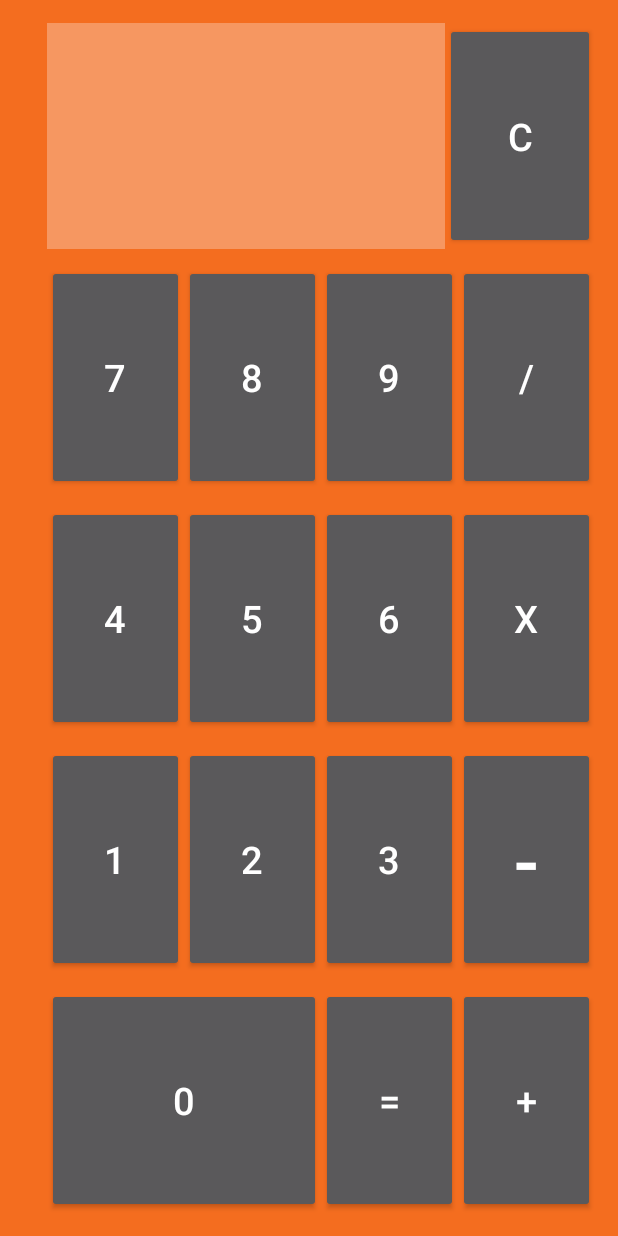
After one commit to nieabkung/Calculate, an Android app: the layout fragment_calculate.xml on its own in the app's theme, with its tools: preview values and no code run, on a phone screen of 412 x 824 dp. The commit adds this screen. Run offline under Robolectric (Android 15) with nearby library versions, the phone set to English and light mode, and no system bars.

Commit message:
Step 1 ok

```diff
--- a/app/src/main/java/MainFragment.java
+++ /dev/null
@@ -1,36 +0,0 @@
-import android.app.Fragment;
-import android.os.Bundle;
-import android.support.annotation.Nullable;
-import android.support.v7.widget.Toolbar;
-import android.view.LayoutInflater;
-import android.view.View;
-import android.view.ViewGroup;
-
-import th.in.androidthai.calculatekasidet.MainActivity;
-import th.in.androidthai.calculatekasidet.R;
-
-public class MainFragment extends Fragment {
-
-
-    @Override
-    public void onActivityCreated(@Nullable Bundle savedInstanceState) {
-        super.onActivityCreated(savedInstanceState);
-
-      //  Create toolbar
-
-        createToolbar();
-    }
-
-    private void createToolbar() {
-
-        Toolbar toolbar = getView().findViewById(R.id.toolbarMain);
-        ((MainActivity)getActivity()).setSupportActionBar(toolbar);
-    }
-
-    @Nullable
-    @Override
-    public View onCreateView(LayoutInflater inflater, @Nullable ViewGroup container, Bundle savedInstanceState) {
-        View view = inflater.inflate(R.layout.fragment_main.,  container, false);
-        return view;
-    }
-}
--- a/app/src/main/java/th/in/androidthai/calculatekasidet/MainActivity.java
+++ b/app/src/main/java/th/in/androidthai/calculatekasidet/MainActivity.java
@@ -2,8 +2,11 @@ package th.in.androidthai.calculatekasidet;
 
 import android.support.v7.app.AppCompatActivity;
 import android.os.Bundle;
+import android.view.View;
 
-public class MainActivity extends AppCompatActivity {
+import th.in.androidthai.calculatekasidet.MainFrag.MainFragment;
+
+public class MainActivity extends AppCompatActivity implements View.OnClickListener {
 
     @Override
     protected void onCreate(Bundle savedInstanceState) {
@@ -19,4 +22,9 @@ public class MainActivity extends AppCompatActivity {
 
 
     }   //main class
+
+    @Override
+    public void onClick(View view) {
+
+    }
 }   // main class
--- /dev/null
+++ b/app/src/main/java/th/in/androidthai/calculatekasidet/MainFrag/MainFragment.java
@@ -0,0 +1,78 @@
+package th.in.androidthai.calculatekasidet.MainFrag;
+
+import android.app.Fragment;
+import android.os.Bundle;
+import android.support.annotation.Nullable;
+import android.support.v7.widget.Toolbar;
+import android.view.LayoutInflater;
+import android.view.View;
+import android.view.ViewGroup;
+import android.widget.Button;
+import android.widget.TextView;
+
+import th.in.androidthai.calculatekasidet.MainActivity;
+import th.in.androidthai.calculatekasidet.R;
+
+
+public class MainFragment extends Fragment {
+
+
+    @Override
+    public void onActivityCreated(@Nullable Bundle savedInstanceState) {
+        super.onActivityCreated(savedInstanceState);
+
+      //  Create toolbar
+
+        createToolbar();
+
+//        ShowName Controller
+
+        showNameController();
+
+//        calculate controller
+
+        calculateController();
+
+
+    }
+
+    private void calculateController() {
+
+        Button button = getView().findViewById(R.id.btnCalCuLate);
+        button.setOnClickListener(new View.OnClickListener() {
+
+            @Override
+            public void onClick(View view) {
+
+
+            }
+        });
+
+    }
+
+    private void showNameController() {
+        Button button = getView().findViewById(R.id.btnShowName);
+        button.setOnClickListener(new View.OnClickListener() {
+            @Override
+            public void onClick(View view) {
+
+                TextView textView = getView().findViewById(R.id.txtShowName);
+                textView.setText("I'm Father");
+
+            }
+        });
+    }
+
+    private void createToolbar() {
+
+        Toolbar toolbar = getView().findViewById(R.id.toolbarMain);
+        ((MainActivity)getActivity()).setSupportActionBar(toolbar);
+    }
+
+    @Nullable
+    @Override
+    public View onCreateView(LayoutInflater inflater, @Nullable ViewGroup container, Bundle savedInstanceState) {
+        View view = inflater.inflate(R.layout.fragment_main,  container, false);
+        return view;
+    }
+}
--- a/app/src/main/res/layout/activity_main.xml
+++ b/app/src/main/res/layout/activity_main.xml
@@ -6,10 +6,24 @@
     android:layout_height="match_parent"
     tools:context="th.in.androidthai.calculatekasidet.MainActivity">
 
+    // wallpaper
+    <ImageView
+        android:scaleType="centerCrop"
+        android:src="@drawable/bg2"
+        android:layout_width="match_parent"
+        android:layout_height="match_parent">
+
+    </ImageView>
+
+
     //== content of fragment
     <FrameLayout
         android:id="@+id/ContentMainFragment"
         android:layout_width="match_parent"
-        android:layout_height="match_parent"></FrameLayout>
+        android:layout_height="match_parent">
+
+
+    </FrameLayout>
+
 
 </android.support.constraint.ConstraintLayout>
--- /dev/null
+++ b/app/src/main/res/layout/fragment_calculate.xml
@@ -0,0 +1,246 @@
+<?xml version="1.0" encoding="utf-8"?>
+<layout xmlns:android="http://schemas.android.com/apk/res/android">
+
+<!--toolbar-->
+
+    <android.support.v7.widget.Toolbar
+        android:id="@+id/toolbarMain"
+        android:layout_width="match_parent"
+        android:layout_height="match_parent"
+        android:background="#e7f45f09"
+        android:theme="@style/ThemeOverlay.AppCompat.Dark.ActionBar" >
+
+
+        <!--content-->
+
+        <LinearLayout
+            android:padding="10dp"
+            android:orientation="vertical"
+            android:layout_width="match_parent"
+            android:layout_height="match_parent">
+
+            <!--Low1    -->
+            <LinearLayout
+                android:layout_weight="1"
+                android:padding="5dp"
+                android:orientation="horizontal"
+                android:layout_width="match_parent"
+                android:layout_height="match_parent">
+
+                <TextView
+                    android:background="#4df7f7f7"
+                    android:id="@+id/txtDisplay"
+                    android:textColor="#000"
+                    android:paddingRight="16dp"
+                    android:gravity="end"
+                    android:layout_weight="8"
+                    android:textStyle="bold"
+                    android:textSize="50dp"
+                    android:layout_width="0dp"
+                    android:layout_height="match_parent" />
+
+                <Button
+                    android:id="@+id/btnC"
+                    android:layout_weight="3"
+                    android:textSize="25dp"
+                    android:text="C"
+                    android:layout_width="0dp"
+                    android:layout_height="match_parent" />
+
+
+            </LinearLayout>
+
+            <!--Low2    -->
+            <LinearLayout
+                android:layout_weight="1"
+                android:padding="5dp"
+                android:orientation="horizontal"
+                android:layout_width="match_parent"
+                android:layout_height="match_parent">
+
+            <Button
+                android:id="@+id/btn7"
+                android:layout_weight="1"
+                android:textSize="25dp"
+                android:text="7"
+                android:layout_width="0dp"
+                android:layout_height="match_parent" />
+
+            <Button
+                android:id="@+id/btn8"
+                android:layout_weight="1"
+                android:textSize="25dp"
+                android:text="8"
+                android:layout_width="0dp"
+                android:layout_height="match_parent" />
+
+            <Button
+                android:id="@+id/btn9"
+                android:layout_weight="1"
+                android:textSize="25dp"
+                android:text="9"
+                android:layout_width="0dp"
+                android:layout_height="match_parent" />
+
+             <Button
+                 android:id="@+id/btnDevice"
+                 android:layout_weight="1"
+                 android:textSize="25dp"
+                 android:text="/"
+                 android:layout_width="0dp"
+                 android:layout_height="match_parent" />
+
+
+            </LinearLayout>
+
+            <!--Low3    -->
+            <LinearLayout
+                android:layout_weight="1"
+                android:padding="5dp"
+                android:orientation="horizontal"
+                android:layout_width="match_parent"
+                android:layout_height="match_parent">
+
+             <Button
+                 android:id="@+id/btn4"
+                 android:layout_weight="1"
+                 android:textSize="25dp"
+                 android:text="4"
+                 android:layout_width="0dp"
+                 android:layout_height="match_parent" />
+
+                <Button
+                    android:id="@+id/btn5"
+                    android:layout_weight="1"
+                    android:textSize="25dp"
+                    android:text="5"
+                    android:layout_width="0dp"
+                    android:layout_height="match_parent" />
+
+                <Button
+                    android:id="@+id/btn6"
+                    android:layout_weight="1"
+                    android:textSize="25dp"
+                    android:text="6"
+                    android:layout_width="0dp"
+                    android:layout_height="match_parent" />
+
+                <Button
+                    android:id="@+id/btnMultiply"
+                    android:layout_weight="1"
+                    android:textSize="25dp"
+                    android:text="X"
+                    android:layout_width="0dp"
+                    android:layout_height="match_parent" />
+
+            </LinearLayout>
+
+            <!--Low4    -->
+            <LinearLayout
+                android:layout_weight="1"
+                android:padding="5dp"
+                android:orientation="horizontal"
+                android:layout_width="match_parent"
+                android:layout_height="match_parent">
+
+                <Button
+                    android:id="@+id/btn1"
+                    android:layout_weight="1"
+                    android:textSize="25dp"
+                    android:text="1"
+                    android:layout_width="0dp"
+                    android:layout_height="match_parent" />
+
+                <Button
+                    android:id="@+id/btn2"
+                    android:layout_weight="1"
+                    android:textSize="25dp"
+                    android:text="2"
+                    android:layout_width="0dp"
+                    android:layout_height="match_parent" />
+
+                <Button
+                    android:id="@+id/btn3"
+                    android:layout_weight="1"
+                    android:textSize="25dp"
+                    android:text="3"
+                    android:layout_width="0dp"
+                    android:layout_height="match_parent" />
+
+                <Button
+                    android:id="@+id/btnMinus"
+                    android:layout_weight="1"
+                    android:textSize="50dp"
+                    android:text="-"
+                    android:layout_width="0dp"
+                    android:layout_height="match_parent" />
+
+            </LinearLayout>
+
+            <!--Low5    -->
+            <LinearLayout
+                android:layout_weight="1"
+                android:padding="5dp"
+                android:orientation="horizontal"
+                android:layout_width="match_parent"
+                android:layout_height="match_parent">
+
+                <Button
+                    android:id="@+id/btn0"
+                    android:layout_weight="2"
+                    android:textSize="25dp"
+                    android:text="0"
+                    android:layout_width="0dp"
+                    android:layout_height="match_parent" />
+
+                <Button
+                    android:id="@+id/btnEqual"
+                    android:layout_weight="1"
+                    android:textSize="25dp"
+                    android:text="="
+                    android:layout_width="0dp"
+                    android:layout_height="match_parent" />
+
+                <Button
+                    android:id="@+id/btnPlus"
+                    android:layout_weight="1"
+                    android:textSize="25dp"
+                    android:text="+"
+                    android:layout_width="0dp"
+                    android:layout_height="match_parent" />
+
+            </LinearLayout>
+
+
+
+
+        </LinearLayout>
+
+
+
+
+
+
+
+
+
+
+
+
+
+
+
+
+
+
+
+
+
+    </android.support.v7.widget.Toolbar>
+
+
+
+
+
+
+</layout>
--- a/app/src/main/res/layout/fragment_main.xml
+++ b/app/src/main/res/layout/fragment_main.xml
@@ -1,12 +1,50 @@
-<FrameLayout xmlns:android="http://schemas.android.com/apk/res/android"
-    xmlns:tools="http://schemas.android.com/tools"
-    android:layout_width="match_parent"
-    android:layout_height="match_parent"
-    tools:context="th.in.androidthai.calculatekasidet.MainFragment">
+<?xml version="1.0" encoding="utf-8"?>
+<android.support.constraint.ConstraintLayout
+    xmlns:android="http://schemas.android.com/apk/res/android" android:layout_width="match_parent"
+    android:layout_height="match_parent">
 
+    // toolbar
     <android.support.v7.widget.Toolbar
         android:id="@+id/toolbarMain"
         android:layout_width="match_parent"
         android:layout_height="match_parent"></android.support.v7.widget.Toolbar>
 
-</FrameLayout>
+    // content
+    <LinearLayout
+        android:background="#b8000000"
+        android:padding="10dp"
+        android:layout_margin="50dp"
+        android:orientation="vertical"
+        android:layout_width="match_parent"
+        android:layout_height="wrap_content">
+
+        //showtext
+        <TextView
+            android:id="@+id/txtShowName"
+            android:gravity="center_horizontal"
+            android:textColor="@color/colorPrimaryDark"
+            android:textStyle="bold"
+            android:textSize="24dp"
+            android:text="Click Show Name"
+            android:layout_width="match_parent"
+            android:layout_height="wrap_content">
+
+        </TextView>
+
+        // ShowName button
+        <Button
+            android:id="@+id/btnShowName"
+            android:text="Show Name"
+            android:layout_width="match_parent"
+            android:layout_height="wrap_content" />
+
+        //  calculate button
+        <Button
+            android:id="@+id/btnCalCuLate"
+            android:text="Calculate"
+            android:layout_width="match_parent"
+            android:layout_height="wrap_content" />
+
+    </LinearLayout>
+
+</android.support.constraint.ConstraintLayout>
```
Also changed, not shown: app/src/main/res/drawable/bg1.png (added), app/src/main/res/drawable/bg2.png (added), app/src/main/res/drawable/bg3.png (added).
